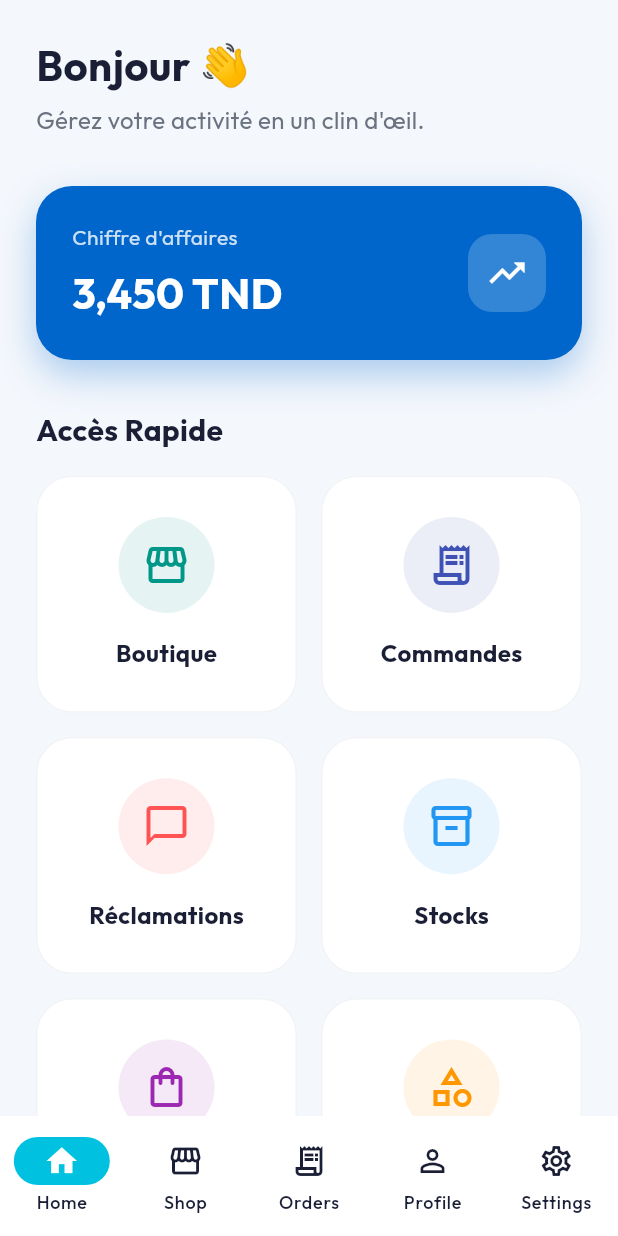
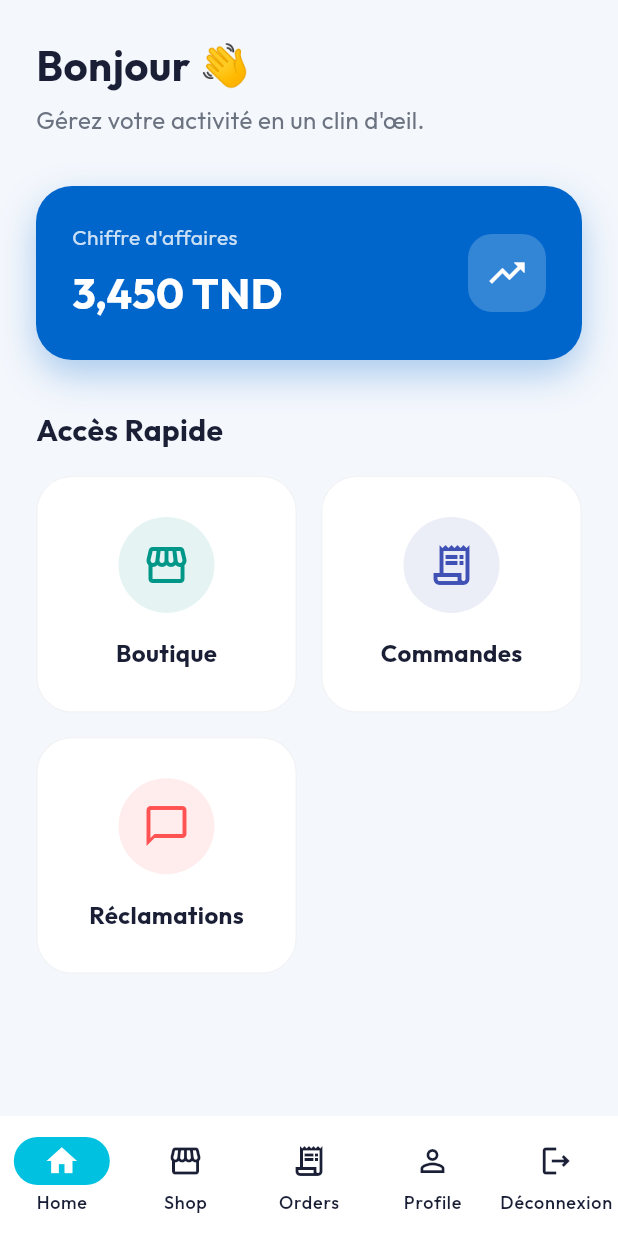
Before and after one commit to Chahra123/BuyFlow, a Flutter app: the HomeScreen screen opened by its route, on a phone screen of 412 x 824 dp. Run offline on Flutter 3.47's test engine with Material 3 defaults, Android fonts, the phone set to English and light mode, and no system bars; our stand-ins replace cached_network_image, dio, file_picker, fl_chart, flutter_map, flutter_riverpod and 10 more; missing offline and left inert: mobile_scanner; accounts and stored records are empty.

Commit message:
correct bugs

```diff
--- a/frontend-flutter/lib/core/presentation/widgets/main_layout.dart
+++ b/frontend-flutter/lib/core/presentation/widgets/main_layout.dart
@@ -1,6 +1,7 @@
 import 'package:flutter/material.dart';
 import 'package:go_router/go_router.dart';
 import 'package:flutter_riverpod/flutter_riverpod.dart';
+import 'package:buy_flow/features/auth/presentation/providers/auth_provider.dart';
 
 class MainLayout extends ConsumerWidget {
   final StatefulNavigationShell navigationShell;
@@ -17,39 +18,70 @@ class MainLayout extends ConsumerWidget {
       bottomNavigationBar: NavigationBar(
         selectedIndex: navigationShell.currentIndex,
         onDestinationSelected: (index) {
+          if (index == 4) {
+            _handleLogout(context, ref);
+            return;
+          }
           navigationShell.goBranch(
             index,
             initialLocation: index == navigationShell.currentIndex,
           );
         },
-        destinations: [
-          const NavigationDestination(
+        destinations: const [
+          NavigationDestination(
             icon: Icon(Icons.home_outlined),
             selectedIcon: Icon(Icons.home),
             label: 'Home',
           ),
-          const NavigationDestination(
+          NavigationDestination(
             icon: Icon(Icons.storefront_outlined),
             selectedIcon: Icon(Icons.storefront),
             label: 'Shop',
           ),
-          const NavigationDestination(
+          NavigationDestination(
             icon: Icon(Icons.receipt_long_outlined),
             selectedIcon: Icon(Icons.receipt_long),
             label: 'Orders',
           ),
-          const NavigationDestination(
+          NavigationDestination(
             icon: Icon(Icons.person_outline),
             selectedIcon: Icon(Icons.person),
             label: 'Profile',
           ),
-          const NavigationDestination(
-            icon: Icon(Icons.settings_outlined),
-            selectedIcon: Icon(Icons.settings),
-            label: 'Settings',
+          NavigationDestination(
+            icon: Icon(Icons.logout_outlined),
+            selectedIcon: Icon(Icons.logout),
+            label: 'Déconnexion',
           ),
         ],
       ),
     );
   }
+
+  void _handleLogout(BuildContext context, WidgetRef ref) async {
+    final confirmed = await showDialog<bool>(
+      context: context,
+      builder: (context) => AlertDialog(
+        title: const Text('Déconnexion'),
+        content: const Text('Êtes-vous sûr de vouloir vous déconnecter ?'),
+        actions: [
+          TextButton(
+            onPressed: () => Navigator.pop(context, false),
+            child: const Text('Annuler'),
+          ),
+          TextButton(
+            onPressed: () => Navigator.pop(context, true),
+            child: const Text('Déconnecter', style: TextStyle(color: Colors.red)),
+          ),
+        ],
+      ),
+    );
+
+    if (confirmed == true) {
+      await ref.read(authProvider.notifier).logout();
+      if (context.mounted) {
+        context.go('/login');
+      }
+    }
+  }
 }
--- a/frontend-flutter/lib/features/auth/presentation/screens/login_screen.dart
+++ b/frontend-flutter/lib/features/auth/presentation/screens/login_screen.dart
@@ -39,7 +39,7 @@ class _LoginScreenState extends ConsumerState<LoginScreen> {
   }
 
   void _googleLogin() async {
-    final url = Uri.parse('http://localhost:9091/oauth2/authorization/google');
+    final url = Uri.parse('http://127.0.0.1:9091/oauth2/authorization/google');
     if (await canLaunchUrl(url)) {
       await launchUrl(url, mode: LaunchMode.externalApplication);
     }
--- a/frontend-flutter/lib/features/commerce/data/services/orders_service.dart
+++ b/frontend-flutter/lib/features/commerce/data/services/orders_service.dart
@@ -49,7 +49,7 @@ class OrdersService {
     return Uint8List.fromList((res.data as List<int>).toList());
   }
   Future<List<int>> downloadInvoicePdfBytes(int id) async {
-	 String baseUrl = 'http://localhost:9091';
+	 String baseUrl = 'http://127.0.0.1:9091';
     final res = await http.get(Uri.parse('$baseUrl/api/orders/$id/invoice'));
     if (res.statusCode == 200) {
       return res.bodyBytes;
--- a/frontend-flutter/lib/features/home/presentation/screens/home_screen.dart
+++ b/frontend-flutter/lib/features/home/presentation/screens/home_screen.dart
@@ -10,8 +10,10 @@ class HomeScreen extends ConsumerWidget {
 
   @override
   Widget build(BuildContext context, WidgetRef ref) {
-    final role = ref.watch(authProvider).user?.role;
+    final user = ref.watch(authProvider).user;
+    final role = user?.role;
     final isCourier = role == 'LIVREUR' || role == 'DELIVERY';
+    final isAdmin = role == 'ADMIN' || role == 'ROLE_ADMIN';
     return Scaffold(
       backgroundColor: AppColors.background,
       body: SafeArea(
@@ -33,7 +35,7 @@ class HomeScreen extends ConsumerWidget {
                 ),
               ),
               const SizedBox(height: 16),
-              _buildGrid(context, isCourier: isCourier),
+              _buildGrid(context, isCourier: isCourier, isAdmin: isAdmin),
             ],
           ),
         ),
@@ -116,7 +118,7 @@ class HomeScreen extends ConsumerWidget {
     );
   }
 
-  Widget _buildGrid(BuildContext context, {required bool isCourier}) {
+  Widget _buildGrid(BuildContext context, {required bool isCourier, required bool isAdmin}) {
     return GridView.count(
       shrinkWrap: true,
       physics: const NeverScrollableScrollPhysics(),
@@ -150,6 +152,7 @@ class HomeScreen extends ConsumerWidget {
             color: Colors.brown,
             onTap: () => context.push('/delivery'),
           ),
+        if (isAdmin) ...[
           _DashboardCard(
             title: "Stocks",
             icon: Icons.inventory_2_outlined,
@@ -186,6 +189,7 @@ class HomeScreen extends ConsumerWidget {
             color: Colors.cyan,
             onTap: () => context.push('/secteurs'),
           ),
+        ],
       ],
     );
   }
```
Also changed, not shown: frontend-flutter/lib/core/constants/api_constants.dart (+4 -4 lines), frontend-flutter/lib/features/auth/presentation/screens/register_screen.dart (+2 -14 lines), 5 other files. Lines whose indentation alone changed are shown as unchanged.
